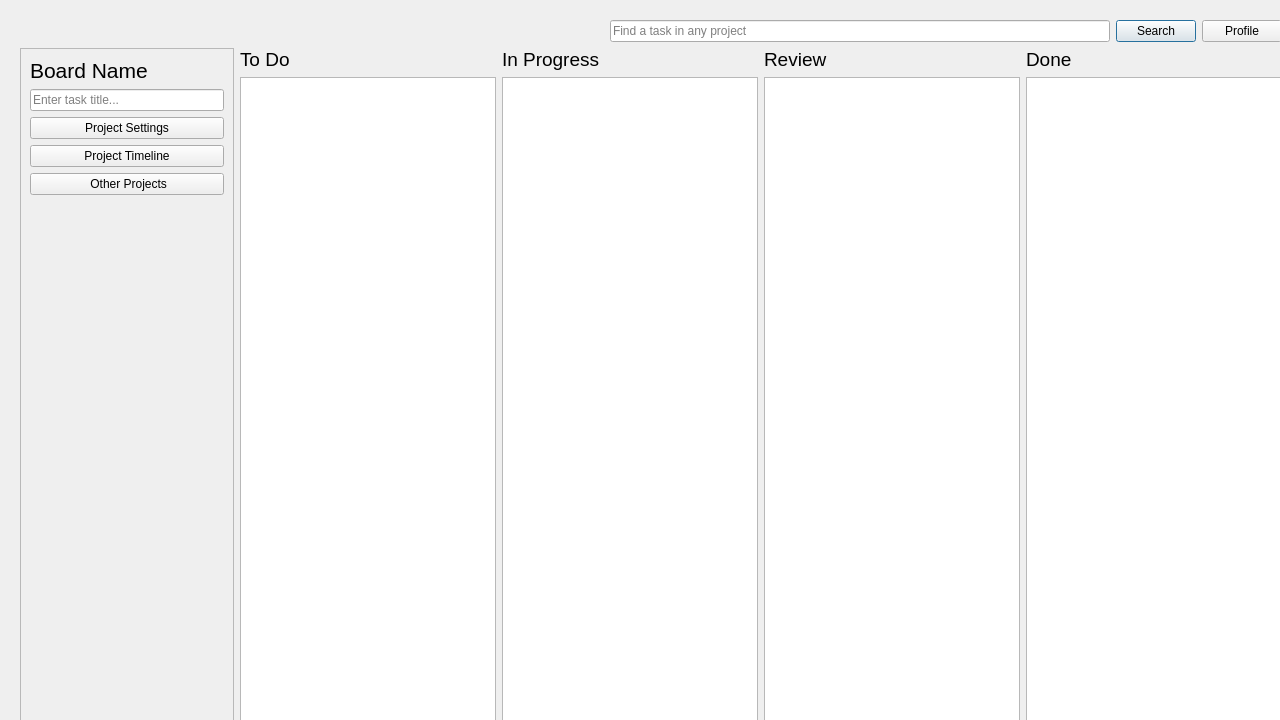
The window that views/maindashboard.ui (BelchieBen/BenjaminBelcherAssessment) describes before a commit, drawn with Qt 5.
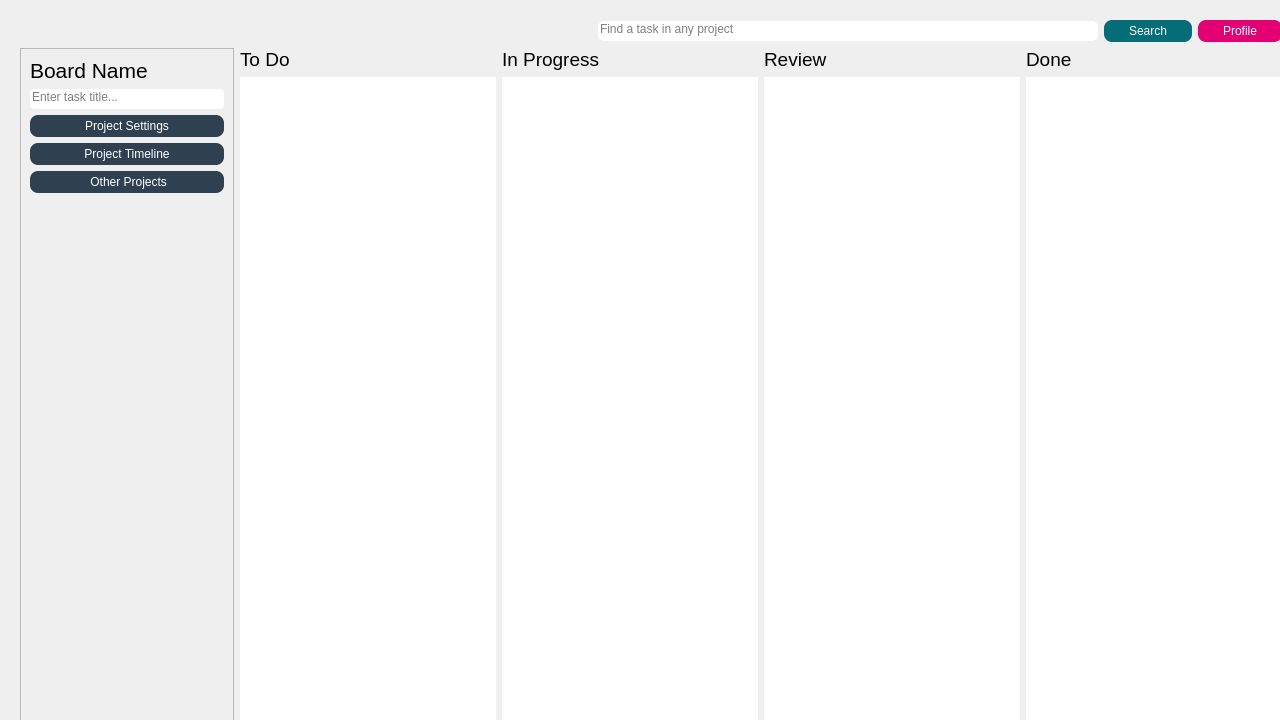
The same window after the commit.

```diff
--- a/views/maindashboard.ui
+++ b/views/maindashboard.ui
@@ -65,6 +65,11 @@
              <height>16777215</height>
             </size>
            </property>
+           <property name="styleSheet">
+            <string notr="true">border-radius:6px;
+paddding-top:4px;
+padding-bottom:4px</string>
+           </property>
            <property name="placeholderText">
             <string>Find a task in any project</string>
            </property>
@@ -72,6 +77,17 @@
          </item>
          <item>
           <widget class="QPushButton" name="SearchBtn">
+           <property name="styleSheet">
+            <string notr="true">background-color: rgb(5, 109, 120);
+color: rgb(255, 255, 255);
+border-radius:8px;
+padding-top:4px;
+padding-bottom:4px;
+padding-left:25px;
+padding-right:25px;
+
+</string>
+           </property>
            <property name="text">
             <string>Search</string>
            </property>
@@ -79,6 +95,16 @@
          </item>
          <item>
           <widget class="QPushButton" name="ProfileBtn">
+           <property name="styleSheet">
+            <string notr="true">background-color: rgb(227, 0, 114);
+color: rgb(255, 255, 255);
+
+border-radius:8px;
+padding-top:4px;
+padding-bottom:4px;
+padding-left:25px;
+padding-right:25px;</string>
+           </property>
            <property name="text">
             <string>Profile</string>
            </property>
@@ -133,6 +159,12 @@
                     <height>16777215</height>
                    </size>
                   </property>
+                  <property name="styleSheet">
+                   <string notr="true">border-radius:4px;
+
+paddding-top:4px;
+padding-bottom:4px;</string>
+                  </property>
                   <property name="placeholderText">
                    <string>Enter task title...</string>
                   </property>
@@ -140,6 +172,13 @@
                 </item>
                 <item>
                  <widget class="QPushButton" name="ProjectSettings">
+                  <property name="styleSheet">
+                   <string notr="true">background-color: rgb(47, 64, 81);
+color: rgb(255, 255, 255);
+
+border-radius:8px;
+padding:4px</string>
+                  </property>
                   <property name="text">
                    <string>Project Settings</string>
                   </property>
@@ -147,6 +186,13 @@
                 </item>
                 <item>
                  <widget class="QPushButton" name="ProjectTimelineBtn">
+                  <property name="styleSheet">
+                   <string notr="true">background-color: rgb(47, 64, 81);
+color: rgb(255, 255, 255);
+
+border-radius:8px;
+padding:4px</string>
+                  </property>
                   <property name="text">
                    <string>Project Timeline</string>
                   </property>
@@ -154,6 +200,13 @@
                 </item>
                 <item>
                  <widget class="QPushButton" name="OtherProjectsBtn">
+                  <property name="styleSheet">
+                   <string notr="true">background-color: rgb(47, 64, 81);
+color: rgb(255, 255, 255);
+
+border-radius:8px;
+padding:4px</string>
+                  </property>
                   <property name="text">
                    <string> Other Projects</string>
                   </property>
@@ -206,6 +259,9 @@
                    <pointsize>14</pointsize>
                   </font>
                  </property>
+                 <property name="styleSheet">
+                  <string notr="true">border-radius:6px;</string>
+                 </property>
                 </widget>
                </item>
               </layout>
@@ -225,7 +281,12 @@
                 </widget>
                </item>
                <item>
-                <widget class="QListWidget" name="InProgressList"/>
+                <widget class="QListWidget" name="InProgressList">
+                 <property name="styleSheet">
+                  <string notr="true">border-radius:6px;
+</string>
+                 </property>
+                </widget>
                </item>
               </layout>
              </item>
@@ -244,7 +305,11 @@
                 </widget>
                </item>
                <item>
-                <widget class="QListWidget" name="ReviewList"/>
+                <widget class="QListWidget" name="ReviewList">
+                 <property name="styleSheet">
+                  <string notr="true">border-radius:6px;</string>
+                 </property>
+                </widget>
                </item>
               </layout>
              </item>
@@ -263,7 +328,11 @@
                 </widget>
                </item>
                <item>
-                <widget class="QListWidget" name="DoneList"/>
+                <widget class="QListWidget" name="DoneList">
+                 <property name="styleSheet">
+                  <string notr="true">border-radius:6px;</string>
+                 </property>
+                </widget>
                </item>
               </layout>
              </item>
```
